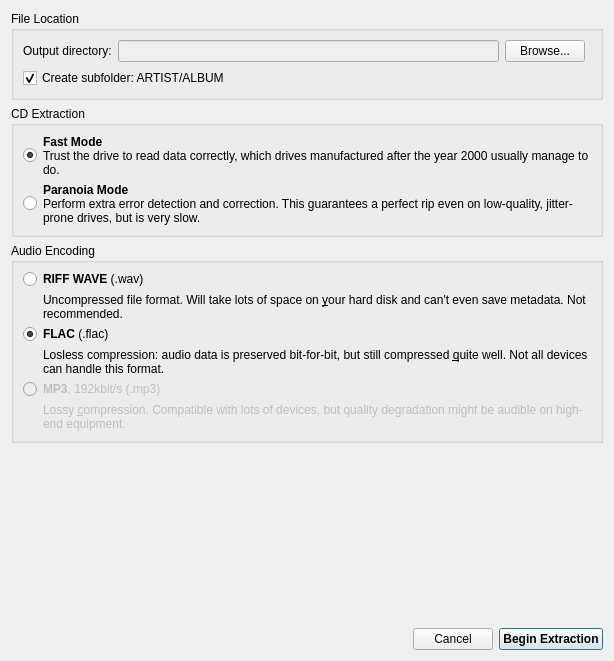
Old version of the form extractparametersdialog.ui in the repository genosse-einhorn/cdda-extractor.
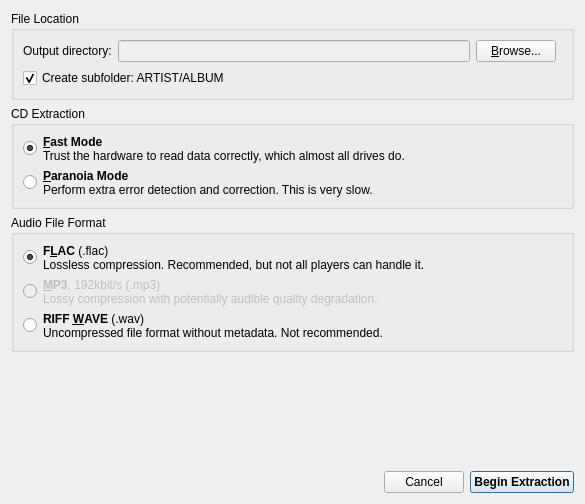
New version of the form. Custom widgets are drawn as their Qt base class.

Commit message: prettify extract parameters dialog

The edit to the form file:
```diff
--- a/extractparametersdialog.ui
+++ b/extractparametersdialog.ui
@@ -6,8 +6,8 @@
    <rect>
     <x>0</x>
     <y>0</y>
-    <width>614</width>
-    <height>661</height>
+    <width>585</width>
+    <height>504</height>
    </rect>
   </property>
   <property name="windowTitle">
@@ -50,7 +50,7 @@
       <item row="0" column="2">
        <widget class="QPushButton" name="bBrowseDir">
         <property name="text">
-         <string>Browse...</string>
+         <string>&amp;Browse...</string>
         </property>
        </widget>
       </item>
@@ -79,11 +79,8 @@
          </sizepolicy>
         </property>
         <property name="text">
-         <string>&lt;b&gt;Fast Mode&lt;/b&gt;&lt;br&gt;
-Trust the drive to read data correctly, which drives manufactured after the year 2000 usually manage to do.</string>
-        </property>
-        <property name="wordWrap">
-         <bool>true</bool>
+         <string>&lt;b&gt;&amp;Fast Mode&lt;/b&gt;&lt;br&gt;
+Trust the hardware to read data correctly, which almost all drives do.</string>
         </property>
         <property name="buddy">
          <cstring>rbFastExtract</cstring>
@@ -115,10 +112,7 @@
          </sizepolicy>
         </property>
         <property name="text">
-         <string>&lt;b&gt;Paranoia Mode&lt;/b&gt;&lt;br&gt;Perform extra error detection and correction. This guarantees a perfect rip even on low-quality, jitter-prone drives, but is very slow.</string>
-        </property>
-        <property name="wordWrap">
-         <bool>true</bool>
+         <string>&lt;b&gt;&amp;Paranoia Mode&lt;/b&gt;&lt;br&gt;Perform extra error detection and correction. This is very slow.</string>
         </property>
         <property name="buddy">
          <cstring>rbParanoiaExtract</cstring>
@@ -131,17 +125,10 @@
    <item>
     <widget class="QGroupBox" name="groupBox_2">
      <property name="title">
-      <string>Audio Encoding</string>
+      <string>Audio File Format</string>
      </property>
      <layout class="QGridLayout" name="gridLayout_2">
-      <item row="0" column="0">
-       <widget class="QRadioButton" name="rbWav">
-        <property name="checked">
-         <bool>false</bool>
-        </property>
-       </widget>
-      </item>
-      <item row="2" column="0">
+      <item row="1" column="0">
        <widget class="QRadioButton" name="rbFlac">
         <property name="text">
          <string/>
@@ -151,20 +138,21 @@
         </property>
        </widget>
       </item>
-      <item row="4" column="1">
+      <item row="2" column="1">
        <widget class="ClickableBuddyLabel" name="label_4">
         <property name="enabled">
          <bool>false</bool>
         </property>
         <property name="text">
-         <string>&lt;b&gt;MP3&lt;/b&gt;, 192kbit/s (.mp3)</string>
+         <string>&lt;b&gt;&amp;MP3&lt;/b&gt;, 192kbit/s (.mp3)&lt;br&gt;
+Lossy compression with potentially audible quality degradation.</string>
         </property>
         <property name="buddy">
          <cstring>rbMp3</cstring>
         </property>
        </widget>
       </item>
-      <item row="4" column="0">
+      <item row="2" column="0">
        <widget class="QRadioButton" name="rbMp3">
         <property name="enabled">
          <bool>false</bool>
@@ -174,86 +162,41 @@
         </property>
        </widget>
       </item>
-      <item row="0" column="1">
-       <widget class="ClickableBuddyLabel" name="label_2">
-        <property name="sizePolicy">
-         <sizepolicy hsizetype="Expanding" vsizetype="Preferred">
-          <horstretch>0</horstretch>
-          <verstretch>0</verstretch>
-         </sizepolicy>
-        </property>
-        <property name="text">
-         <string>&lt;b&gt;RIFF WAVE&lt;/b&gt; (.wav)</string>
-        </property>
-        <property name="buddy">
-         <cstring>rbWav</cstring>
-        </property>
-       </widget>
-      </item>
-      <item row="5" column="1">
-       <widget class="ClickableBuddyLabel" name="label_7">
-        <property name="enabled">
-         <bool>false</bool>
-        </property>
-        <property name="sizePolicy">
-         <sizepolicy hsizetype="Preferred" vsizetype="Preferred">
-          <horstretch>0</horstretch>
-          <verstretch>0</verstretch>
-         </sizepolicy>
-        </property>
-        <property name="text">
-         <string>Lossy &amp;compression. Compatible with lots of devices, but quality degradation might be audible on high-end equipment.</string>
-        </property>
-        <property name="wordWrap">
-         <bool>true</bool>
-        </property>
-        <property name="buddy">
-         <cstring>rbMp3</cstring>
-        </property>
-       </widget>
-      </item>
       <item row="1" column="1">
-       <widget class="ClickableBuddyLabel" name="label_5">
-        <property name="sizePolicy">
-         <sizepolicy hsizetype="Preferred" vsizetype="Preferred">
-          <horstretch>0</horstretch>
-          <verstretch>0</verstretch>
-         </sizepolicy>
-        </property>
-        <property name="text">
-         <string>Uncompressed file format. Will take lots of space on &amp;your hard disk and can't even save metadata. Not recommended.</string>
-        </property>
-        <property name="wordWrap">
-         <bool>true</bool>
-        </property>
-        <property name="buddy">
-         <cstring>rbWav</cstring>
-        </property>
-       </widget>
-      </item>
-      <item row="3" column="1">
-       <widget class="ClickableBuddyLabel" name="label_6">
-        <property name="text">
-         <string>Losless compression: audio data is preserved bit-for-bit, but still compressed &amp;quite well. Not all devices can handle this format.</string>
-        </property>
-        <property name="wordWrap">
-         <bool>true</bool>
-        </property>
-        <property name="buddy">
-         <cstring>rbFlac</cstring>
-        </property>
-       </widget>
-      </item>
-      <item row="2" column="1">
        <widget class="ClickableBuddyLabel" name="label_3">
         <property name="text">
-         <string>&lt;b&gt;FLAC&lt;/b&gt; (.flac)</string>
+         <string>&lt;b&gt;F&amp;LAC&lt;/b&gt; (.flac)&lt;br&gt;
+Lossless compression. Recommended, but not all players can handle it.</string>
         </property>
         <property name="buddy">
          <cstring>rbFlac</cstring>
         </property>
        </widget>
       </item>
+      <item row="3" column="1">
+       <widget class="ClickableBuddyLabel" name="label_2">
+        <property name="sizePolicy">
+         <sizepolicy hsizetype="Expanding" vsizetype="Preferred">
+          <horstretch>0</horstretch>
+          <verstretch>0</verstretch>
+         </sizepolicy>
+        </property>
+        <property name="text">
+         <string>&lt;b&gt;RIFF &amp;WAVE&lt;/b&gt; (.wav)&lt;br&gt;
+Uncompressed file format without metadata. Not recommended.</string>
+        </property>
+        <property name="buddy">
+         <cstring>rbWav</cstring>
+        </property>
+       </widget>
+      </item>
+      <item row="3" column="0">
+       <widget class="QRadioButton" name="rbWav">
+        <property name="checked">
+         <bool>false</bool>
+        </property>
+       </widget>
+      </item>
      </layout>
     </widget>
    </item>
```
Left out of the diff: 6 changed lines with no effect on the pictures. The commit also changes 3 other files.
